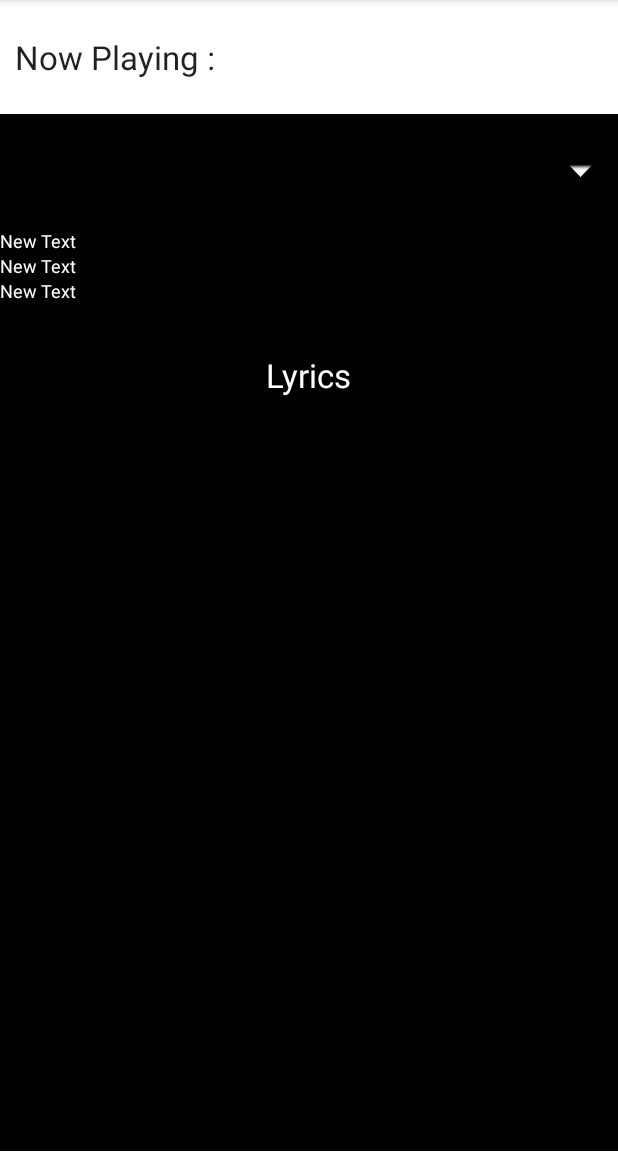
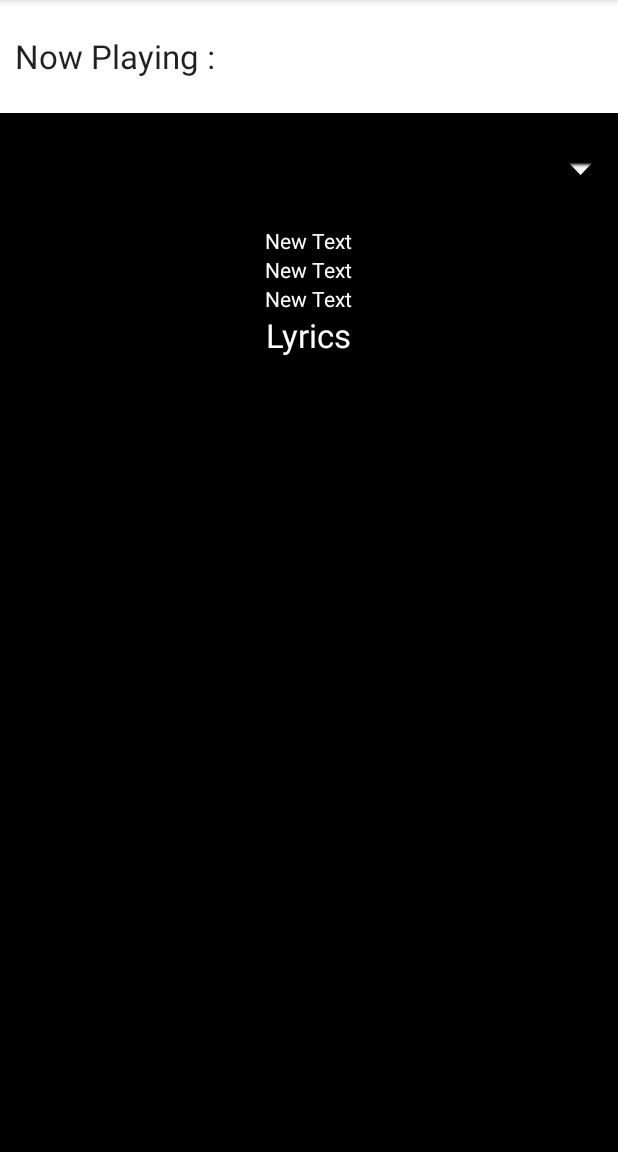
Before and after one commit to eternaltot/SeedApp, an Android app: the fragment FragmentLyrics shown on its own in the app's theme, on a phone screen of 412 x 824 dp, the part 84-1236 px from its top. Run offline under Robolectric (Android 15) with nearby library versions, the phone set to English and light mode, and no system bars; 1 statement that could not run was skipped.

Commit message:
change lyric layout

```diff
--- a/app/src/main/java/com/example/user/seedapp/FragmentPrivilege.java
+++ b/app/src/main/java/com/example/user/seedapp/FragmentPrivilege.java
@@ -69,12 +69,13 @@ public class FragmentPrivilege extends Fragment {
                     expandableListView.setSelection(groupPosition);
                 }
             });
-            expandableListView.setOnItemClickListener(new AdapterView.OnItemClickListener() {
-                @Override
-                public void onItemClick(AdapterView<?> parent, View view, int position, long id) {
-                    expandableListView.scrollListBy(expandableListView.getChildAt(position).getTop());
-                }
-            });
+//            expandableListView.setOnGroupClickListener(new ExpandableListView.OnGroupClickListener() {
+//                @Override
+//                public boolean onGroupClick(ExpandableListView parent, View v, int groupPosition, long id) {
+//                    expandableListView.setSelection(groupPosition);
+//                    return false;
+//                }
+//            });
 
             final SwipeRefreshLayout swipeRefreshLayout = (SwipeRefreshLayout) view.findViewById(R.id.swipeLayout);
             swipeRefreshLayout.setOnRefreshListener(new SwipeRefreshLayout.OnRefreshListener() {
--- a/app/src/main/res/layout/fragment_lyrics.xml
+++ b/app/src/main/res/layout/fragment_lyrics.xml
@@ -61,9 +61,9 @@
         <LinearLayout
             android:orientation="vertical"
             android:layout_width="match_parent"
-            android:layout_height="0dp"
-            android:layout_weight="2.2"
-            android:background="#000">
+            android:layout_height="wrap_content"
+            android:background="#000"
+            android:gravity="center_horizontal">
 
             <TextView
                 android:layout_width="wrap_content"
@@ -71,7 +71,7 @@
                 android:text="New Text"
                 android:textColor="#FFF"
                 android:id="@+id/textView6"
-                android:textSize="12dp" />
+                android:textSize="14dp" />
 
             <TextView
                 android:layout_width="wrap_content"
@@ -79,7 +79,7 @@
                 android:text="New Text"
                 android:id="@+id/textView7"
                 android:textColor="#FFF"
-                android:textSize="12dp" />
+                android:textSize="14dp" />
 
             <TextView
                 android:layout_width="wrap_content"
@@ -87,11 +87,20 @@
                 android:text="New Text"
                 android:textColor="#FFF"
                 android:id="@+id/textView8"
-                android:textSize="12dp" />
+                android:textSize="14dp" />
+
+            <TextView
+                android:layout_width="wrap_content"
+                android:layout_height="wrap_content"
+                android:textAppearance="?android:attr/textAppearanceLarge"
+                android:text="Lyrics"
+                android:id="@+id/tv_lyrics"
+                android:textColor="#FFF"
+                android:layout_gravity="center_horizontal" />
         </LinearLayout>
 
         <ScrollView
-            android:layout_width="fill_parent"
+            android:layout_width="match_parent"
             android:layout_height="0dp"
             android:layout_weight="14"
             android:background="#000"
@@ -129,24 +138,16 @@
                     <!--android:id="@+id/compose"-->
                     <!--android:layout_gravity="center_horizontal" />-->
 
-                <TextView
-                    android:layout_width="wrap_content"
-                    android:layout_height="wrap_content"
-                    android:textAppearance="?android:attr/textAppearanceLarge"
-                    android:text="Lyrics"
-                    android:id="@+id/tv_lyrics"
-                    android:textColor="#FFF"
-                    android:layout_gravity="center_horizontal" />
-
-                <TextView
-                    android:layout_width="wrap_content"
+            <TextView
+                    android:layout_width="match_parent"
                     android:layout_height="wrap_content"
                     android:textAppearance="?android:attr/textAppearanceMedium"
                     android:text=" "
-                    android:textSize="12dp"
+                    android:textSize="14dp"
                     android:textColor="#FFF"
                     android:id="@+id/lyrics"
-                    android:layout_gravity="center_horizontal" />
+                    android:layout_gravity="center_horizontal"
+                    android:gravity="center_horizontal" />
             </LinearLayout>
        </ScrollView>
     </LinearLayout>
```
